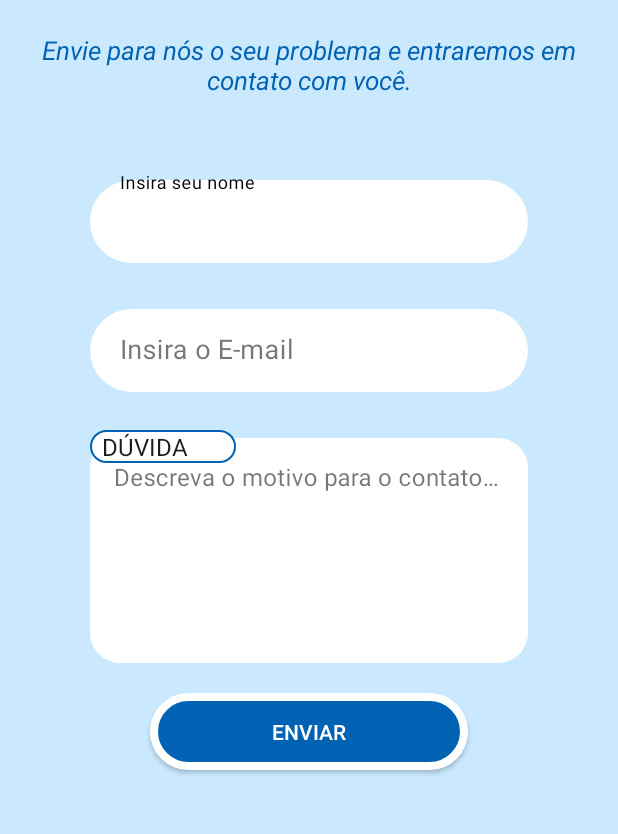
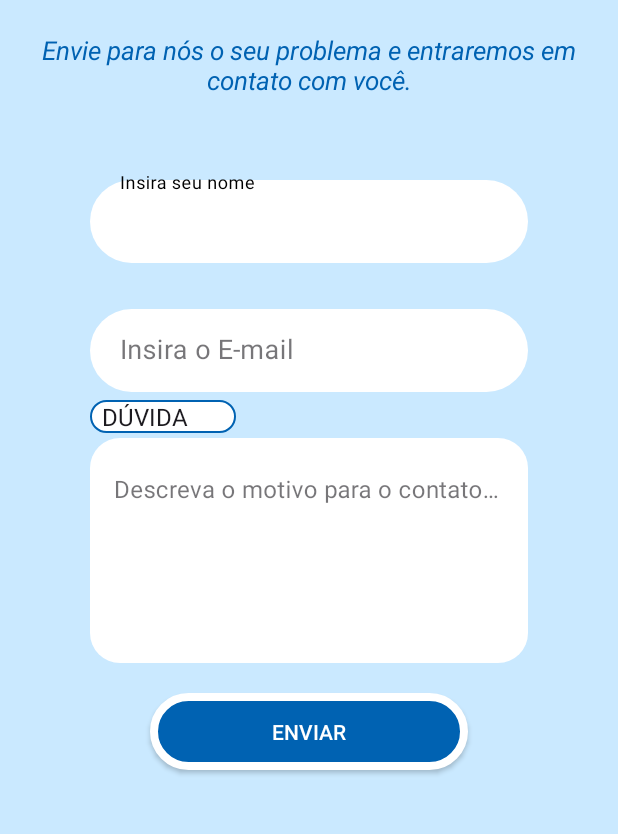
Before and after one commit to vihdobalacobaco/TccMobile, an Android app: the FaleConosco screen opened directly, with no data from a screen before it, on a phone screen of 412 x 824 dp, the part 224-1058 px from its top. Run offline under Robolectric (Android 15) with nearby library versions, the phone set to English and light mode, and no system bars.

Commit message:
modificnado o fale consooco

```diff
--- a/app/src/main/res/layout/activity_fale_conosco.xml
+++ b/app/src/main/res/layout/activity_fale_conosco.xml
@@ -162,7 +162,8 @@
             android:background="@drawable/background_input_desc"
             android:gravity="start"
             android:hint="@string/txtInputDesc"
-            android:maxLines="100" />
+            android:maxLines="100"
+            android:padding="25dp"/>
     </com.google.android.material.textfield.TextInputLayout>
 
     <androidx.appcompat.widget.AppCompatButton
@@ -182,6 +183,17 @@
 
         />
 
+    <Spinner
+        android:layout_marginStart="60dp"
+        android:layout_marginTop="5dp"
+        app:layout_constraintStart_toStartOf="parent"
+        app:layout_constraintTop_toBottomOf="@id/txtInputEmail"
+        android:id="@+id/spinnerTipo"
+        android:layout_width="97dp"
+        android:layout_height="wrap_content"
+        android:background="@drawable/background_selecao"
+        android:hint="Tipo" />
+
     <com.google.android.material.textfield.TextInputLayout
         android:id="@+id/txtInputTipo"
         android:layout_width="match_parent"
@@ -199,12 +211,7 @@
         style="@style/Widget.MaterialComponents.TextInputLayout.OutlinedBox"
         >
 
-        <Spinner
-            android:id="@+id/spinnerTipo"
-            android:layout_width="97dp"
-            android:layout_height="wrap_content"
-            android:background="@drawable/background_selecao"
-            android:hint="Tipo" />
+
     </com.google.android.material.textfield.TextInputLayout>
 
 </androidx.constraintlayout.widget.ConstraintLayout>
```
